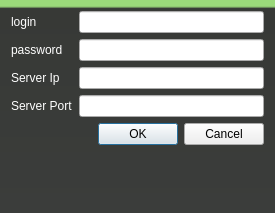
Above: src/client/gui/livejamming/app/accountconnection.ui from sush/Live-Jamming before the change. Below: the same form after it.
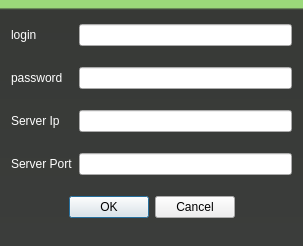
That is the form after the change.

Patch:
```diff
--- a/src/client/gui/livejamming/app/accountconnection.ui
+++ b/src/client/gui/livejamming/app/accountconnection.ui
@@ -6,8 +6,8 @@
    <rect>
     <x>0</x>
     <y>0</y>
-    <width>275</width>
-    <height>213</height>
+    <width>303</width>
+    <height>246</height>
    </rect>
   </property>
   <property name="windowTitle">
@@ -18,11 +18,11 @@
 	background: qlineargradient(spread:pad, x1:0, y1:0.00568182, x2:0, y2:1, stop:0.0248756 rgba(155, 217, 122, 255), stop:0.0348259 rgba(55, 57, 54, 255), stop:1 rgba(59, 61, 59, 255));
 }</string>
   </property>
-  <layout class="QFormLayout" name="formLayout">
-   <property name="fieldGrowthPolicy">
-    <enum>QFormLayout::AllNonFixedFieldsGrow</enum>
+  <layout class="QGridLayout" name="gridLayout">
+   <property name="verticalSpacing">
+    <number>8</number>
    </property>
-   <item row="1" column="0">
+   <item row="0" column="0">
     <widget class="QLabel" name="loginLabel">
      <property name="styleSheet">
       <string notr="true">#loginLabel {
@@ -34,10 +34,10 @@
      </property>
     </widget>
    </item>
-   <item row="1" column="1">
+   <item row="0" column="1">
     <widget class="QLineEdit" name="loginLineEdit"/>
    </item>
-   <item row="3" column="0">
+   <item row="1" column="0">
     <widget class="QLabel" name="passwordLabel">
      <property name="styleSheet">
       <string notr="true">#passwordLabel {
@@ -49,13 +49,10 @@
      </property>
     </widget>
    </item>
-   <item row="3" column="1">
+   <item row="1" column="1">
     <widget class="QLineEdit" name="passwordLineEdit"/>
    </item>
-   <item row="5" column="1">
-    <widget class="QLineEdit" name="serverIpLineEdit"/>
-   </item>
-   <item row="5" column="0">
+   <item row="2" column="0">
     <widget class="QLabel" name="serverIpLabel">
      <property name="styleSheet">
       <string notr="true">#serverIpLabel {
@@ -67,10 +64,10 @@
      </property>
     </widget>
    </item>
-   <item row="7" column="1">
-    <widget class="QLineEdit" name="serverPortLineEdit"/>
+   <item row="2" column="1">
+    <widget class="QLineEdit" name="serverIpLineEdit"/>
    </item>
-   <item row="7" column="0">
+   <item row="3" column="0">
     <widget class="QLabel" name="serverPortLabel">
      <property name="styleSheet">
       <string notr="true">#serverPortLabel {
@@ -82,7 +79,10 @@
      </property>
     </widget>
    </item>
-   <item row="10" column="1">
+   <item row="3" column="1">
+    <widget class="QLineEdit" name="serverPortLineEdit"/>
+   </item>
+   <item row="4" column="0" colspan="2">
     <widget class="QDialogButtonBox" name="buttonBox">
      <property name="orientation">
       <enum>Qt::Horizontal</enum>
@@ -90,6 +90,9 @@
      <property name="standardButtons">
       <set>QDialogButtonBox::Cancel|QDialogButtonBox::Ok</set>
      </property>
+     <property name="centerButtons">
+      <bool>true</bool>
+     </property>
     </widget>
    </item>
   </layout>
```
Left out of the diff: 2 changed lines with no effect on the pictures.
